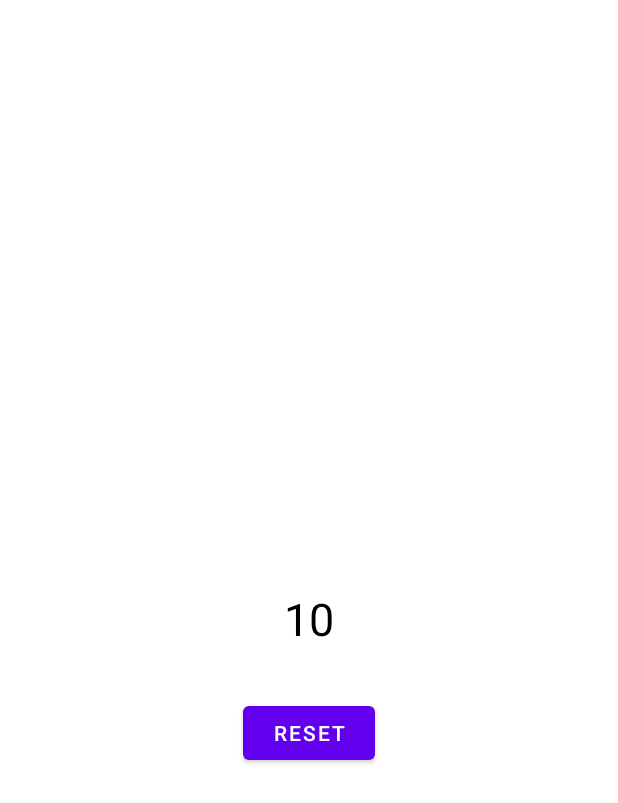
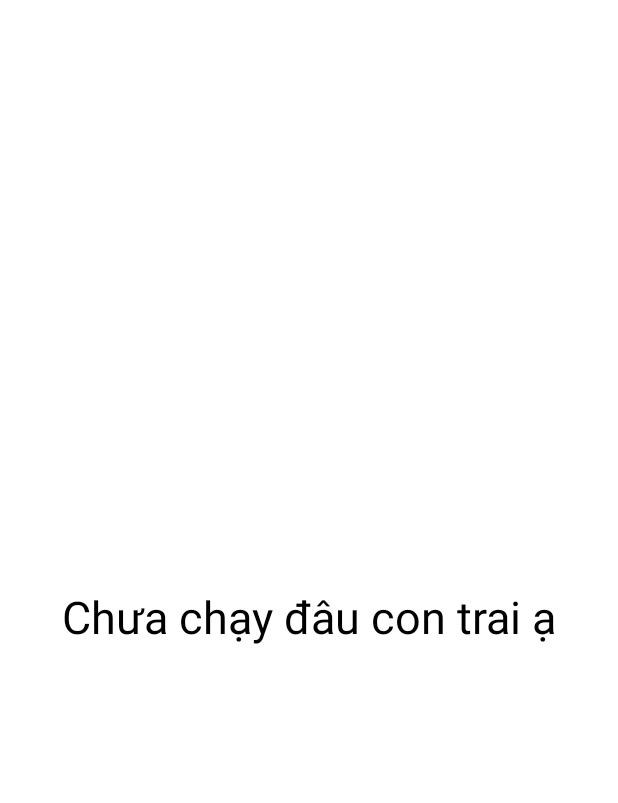
Before and after one commit to DungTran2301/TestSensor, an Android app: the layout activity_main.xml on its own in the app's theme, with its tools: preview values and no code run, on a phone screen of 412 x 824 dp. Shown: the top 803 px of the screen. Run offline under Robolectric (Android 15) with nearby library versions, the phone set to English and light mode, and no system bars.

```diff
--- a/app/src/main/AndroidManifest.xml
+++ b/app/src/main/AndroidManifest.xml
@@ -3,9 +3,10 @@
     package="com.dungtran.demostepcounter">
 
     <uses-permission android:name="android.permission.ACTIVITY_RECOGNITION"/>
+    <uses-feature android:name="android.hardware.sensor.accelerometer" android:required="true" />
+    <uses-feature android:name="android.hardware.sensor.barometer" android:required="true"/>
+    <uses-feature android:name="android.hardware.sensor.gyroscope" android:required="false"/>
 
-    <uses-feature android:name="android.hardware.sensor.stepcounter" android:required="true"/>
-    <uses-feature android:name="android.hardware.sensor.stepdetector" android:required="true"/>
     <application
         android:allowBackup="true"
         android:icon="@mipmap/ic_launcher"
--- a/app/src/main/res/layout/activity_main.xml
+++ b/app/src/main/res/layout/activity_main.xml
@@ -10,23 +10,39 @@
         android:id="@+id/tv_step_counter"
         android:layout_width="wrap_content"
         android:layout_height="wrap_content"
-        android:text="10"
+        android:text="Chưa chạy đâu con trai ạ"
+        android:textColor="@color/black"
         android:textSize="30sp"
-        android:textColor="@color/black"
         app:layout_constraintBottom_toBottomOf="parent"
+        app:layout_constraintHorizontal_bias="0.501"
         app:layout_constraintLeft_toLeftOf="parent"
         app:layout_constraintRight_toRightOf="parent"
-        app:layout_constraintTop_toTopOf="parent" />
+        app:layout_constraintTop_toTopOf="parent"
+        app:layout_constraintVertical_bias="0.499" />
 
-    <Button
-        android:id="@+id/btn_reset"
-        android:layout_width="wrap_content"
-        android:layout_height="wrap_content"
-        android:layout_marginTop="32dp"
-        android:text="reset"
-        app:layout_constraintEnd_toEndOf="@+id/tv_step_counter"
-        app:layout_constraintHorizontal_bias="0.507"
-        app:layout_constraintStart_toStartOf="@+id/tv_step_counter"
-        app:layout_constraintTop_toBottomOf="@+id/tv_step_counter" />
+<!--    <TextView-->
+<!--        android:id="@+id/tv_step_detector"-->
+<!--        android:layout_width="wrap_content"-->
+<!--        android:layout_height="wrap_content"-->
+<!--        android:text="10"-->
+<!--        android:textColor="@color/black"-->
+<!--        android:textSize="30sp"-->
+<!--        app:layout_constraintBottom_toBottomOf="parent"-->
+<!--        app:layout_constraintHorizontal_bias="0.501"-->
+<!--        app:layout_constraintLeft_toLeftOf="parent"-->
+<!--        app:layout_constraintRight_toRightOf="parent"-->
+<!--        app:layout_constraintTop_toBottomOf="@+id/btn_reset"-->
+<!--        app:layout_constraintVertical_bias="0.12" />-->
+
+<!--    <Button-->
+<!--        android:id="@+id/btn_reset"-->
+<!--        android:layout_width="wrap_content"-->
+<!--        android:layout_height="wrap_content"-->
+<!--        android:layout_marginTop="32dp"-->
+<!--        android:text="reset"-->
+<!--        app:layout_constraintEnd_toEndOf="@+id/tv_step_counter"-->
+<!--        app:layout_constraintHorizontal_bias="0.507"-->
+<!--        app:layout_constraintStart_toStartOf="@+id/tv_step_counter"-->
+<!--        app:layout_constraintTop_toBottomOf="@+id/tv_step_counter" />-->
 
 </androidx.constraintlayout.widget.ConstraintLayout>
```
Also changed, not shown: app/src/main/java/com/dungtran/demostepcounter/MainActivity.kt (+41 -52 lines).
